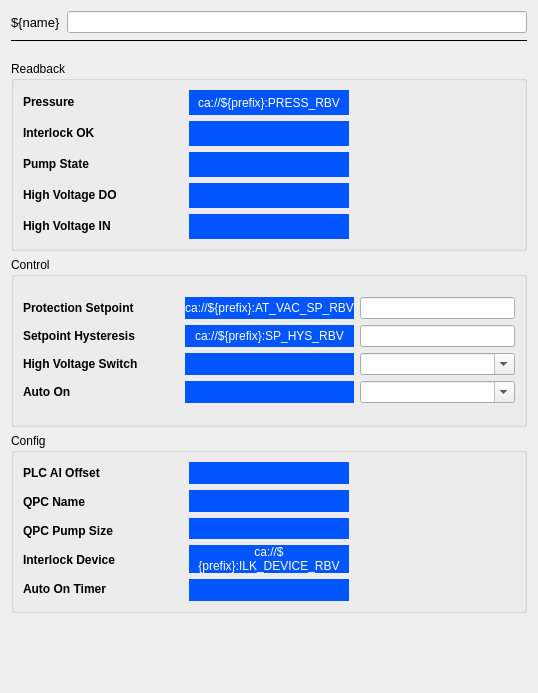
Old version of the form pcdswidgets/static_ui/vacuum/pumps/PIPPLC_expert.ui in the repository pcdshub/pcdswidgets.
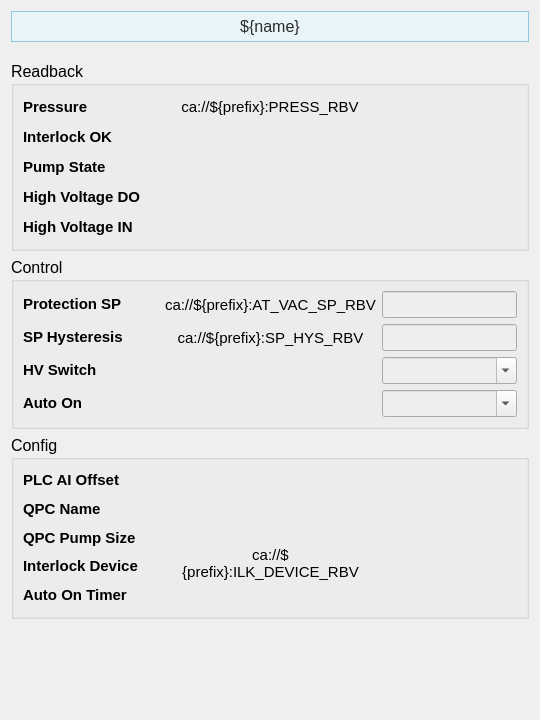
New version of the form. Custom widgets are drawn as their Qt base class.

Commit message: relocated import, screens adhere better to guidelines

```diff
--- a/pcdswidgets/static_ui/vacuum/pumps/PIPPLC_expert.ui
+++ b/pcdswidgets/static_ui/vacuum/pumps/PIPPLC_expert.ui
@@ -6,8 +6,8 @@
    <rect>
     <x>0</x>
     <y>0</y>
-    <width>538</width>
-    <height>693</height>
+    <width>540</width>
+    <height>720</height>
    </rect>
   </property>
   <property name="sizePolicy">
@@ -21,47 +21,35 @@
   </property>
   <layout class="QVBoxLayout" name="verticalLayout_17">
    <item>
-    <layout class="QHBoxLayout" name="horizontalLayout_3">
-     <item>
-      <widget class="PyDMLabel" name="PyDMLabel_11">
-       <property name="maximumSize">
-        <size>
-         <width>16777215</width>
-         <height>40</height>
-        </size>
-       </property>
-       <property name="font">
-        <font>
-         <pointsize>10</pointsize>
-        </font>
-       </property>
-       <property name="toolTip">
-        <string/>
-       </property>
-       <property name="text">
-        <string>${name}</string>
-       </property>
-      </widget>
-     </item>
-     <item>
-      <widget class="PyDMLineEdit" name="PyDMLineEdit_3">
-       <property name="toolTip">
-        <string/>
-       </property>
-      </widget>
-     </item>
-    </layout>
-   </item>
-   <item>
-    <widget class="Line" name="line_4">
-     <property name="frameShadow">
-      <enum>QFrame::Plain</enum>
+    <widget class="PyDMLabel" name="PyDMLabel_11">
+     <property name="maximumSize">
+      <size>
+       <width>16777215</width>
+       <height>40</height>
+      </size>
      </property>
-     <property name="lineWidth">
-      <number>1</number>
+     <property name="font">
+      <font>
+       <pointsize>12</pointsize>
+      </font>
      </property>
-     <property name="orientation">
-      <enum>Qt::Horizontal</enum>
+     <property name="toolTip">
+      <string/>
+     </property>
+     <property name="styleSheet">
+      <string notr="true">    background-color: #e8f4f8;
+
+    border: 1px solid #90c8e0;
+
+    padding: 5px;
+
+    color: rgb(43, 43, 43);</string>
+     </property>
+     <property name="text">
+      <string>${name}</string>
+     </property>
+     <property name="alignment">
+      <set>Qt::AlignCenter</set>
      </property>
     </widget>
    </item>
@@ -95,6 +83,11 @@
        <height>190</height>
       </size>
      </property>
+     <property name="font">
+      <font>
+       <pointsize>12</pointsize>
+      </font>
+     </property>
      <property name="title">
       <string>Readback</string>
      </property>
@@ -105,6 +98,11 @@
          <layout class="QVBoxLayout" name="verticalLayout">
           <item>
            <widget class="QLabel" name="pressure_label">
+            <property name="font">
+             <font>
+              <pointsize>11</pointsize>
+             </font>
+            </property>
             <property name="text">
              <string>&lt;b&gt;Pressure&lt;b&gt;</string>
             </property>
@@ -112,6 +110,11 @@
           </item>
           <item>
            <widget class="QLabel" name="interlock_ok_label">
+            <property name="font">
+             <font>
+              <pointsize>11</pointsize>
+             </font>
+            </property>
             <property name="text">
              <string>&lt;html&gt;&lt;head/&gt;&lt;body&gt;&lt;p&gt;&lt;span style=&quot; font-weight:600;&quot;&gt;Interlock OK&lt;/span&gt;&lt;/p&gt;&lt;/body&gt;&lt;/html&gt;</string>
             </property>
@@ -119,6 +122,11 @@
           </item>
           <item>
            <widget class="QLabel" name="pump_state_label">
+            <property name="font">
+             <font>
+              <pointsize>11</pointsize>
+             </font>
+            </property>
             <property name="text">
              <string>&lt;b&gt;Pump State&lt;/b&gt;</string>
             </property>
@@ -126,6 +134,11 @@
           </item>
           <item>
            <widget class="QLabel" name="high_voltage_do_label">
+            <property name="font">
+             <font>
+              <pointsize>11</pointsize>
+             </font>
+            </property>
             <property name="text">
              <string>&lt;html&gt;&lt;head/&gt;&lt;body&gt;&lt;p&gt;&lt;span style=&quot; font-weight:600;&quot;&gt;High Voltage DO&lt;/span&gt;&lt;/p&gt;&lt;/body&gt;&lt;/html&gt;</string>
             </property>
@@ -133,6 +146,11 @@
           </item>
           <item>
            <widget class="QLabel" name="high_voltage_in_label">
+            <property name="font">
+             <font>
+              <pointsize>11</pointsize>
+             </font>
+            </property>
             <property name="text">
              <string>&lt;html&gt;&lt;head/&gt;&lt;body&gt;&lt;p&gt;&lt;span style=&quot; font-weight:600;&quot;&gt;High Voltage IN&lt;/span&gt;&lt;/p&gt;&lt;/body&gt;&lt;/html&gt;</string>
             </property>
@@ -144,9 +162,13 @@
          <layout class="QVBoxLayout" name="verticalLayout_4">
           <item>
            <widget class="PyDMLabel" name="pressure_readback">
+            <property name="font">
+             <font>
+              <pointsize>11</pointsize>
+             </font>
+            </property>
             <property name="styleSheet">
-             <string notr="true">background-color: rgb(0, 85, 255);
-color: rgb(255, 255, 255);</string>
+             <string notr="true"/>
             </property>
             <property name="text">
              <string>ca://${prefix}:PRESS_RBV</string>
@@ -164,9 +186,13 @@
           </item>
           <item>
            <widget class="PyDMLabel" name="interlock_ok_readback">
+            <property name="font">
+             <font>
+              <pointsize>11</pointsize>
+             </font>
+            </property>
             <property name="styleSheet">
-             <string notr="true">background-color: rgb(0, 85, 255);
-color: rgb(255, 255, 255);</string>
+             <string notr="true"/>
             </property>
             <property name="alignment">
              <set>Qt::AlignCenter</set>
@@ -178,9 +204,13 @@
           </item>
           <item>
            <widget class="PyDMLabel" name="pump_state_readback">
+            <property name="font">
+             <font>
+              <pointsize>11</pointsize>
+             </font>
+            </property>
             <property name="styleSheet">
-             <string notr="true">background-color: rgb(0, 85, 255);
-color: rgb(255, 255, 255);</string>
+             <string notr="true"/>
             </property>
             <property name="alignment">
              <set>Qt::AlignCenter</set>
@@ -192,9 +222,13 @@
           </item>
           <item>
            <widget class="PyDMLabel" name="high_voltage_do_readback">
+            <property name="font">
+             <font>
+              <pointsize>11</pointsize>
+             </font>
+            </property>
             <property name="styleSheet">
-             <string notr="true">background-color: rgb(0, 85, 255);
-color: rgb(255, 255, 255);</string>
+             <string notr="true"/>
             </property>
             <property name="alignment">
              <set>Qt::AlignCenter</set>
@@ -206,9 +240,13 @@
           </item>
           <item>
            <widget class="PyDMLabel" name="high_voltage_in_readback">
+            <property name="font">
+             <font>
+              <pointsize>11</pointsize>
+             </font>
+            </property>
             <property name="styleSheet">
-             <string notr="true">background-color: rgb(0, 85, 255);
-color: rgb(255, 255, 255);</string>
+             <string notr="true"/>
             </property>
             <property name="alignment">
              <set>Qt::AlignCenter</set>
@@ -264,6 +302,11 @@
        <height>170</height>
       </size>
      </property>
+     <property name="font">
+      <font>
+       <pointsize>12</pointsize>
+      </font>
+     </property>
      <property name="title">
       <string>Control</string>
      </property>
@@ -274,27 +317,47 @@
          <layout class="QVBoxLayout" name="verticalLayout_8">
           <item>
            <widget class="QLabel" name="pressure_label_3">
+            <property name="font">
+             <font>
+              <pointsize>11</pointsize>
+             </font>
+            </property>
             <property name="text">
-             <string>&lt;html&gt;&lt;head/&gt;&lt;body&gt;&lt;p&gt;&lt;span style=&quot; font-weight:600;&quot;&gt;Protection Setpoint&lt;/span&gt;&lt;/p&gt;&lt;/body&gt;&lt;/html&gt;</string>
+             <string>&lt;html&gt;&lt;head/&gt;&lt;body&gt;&lt;p&gt;&lt;span style=&quot; font-weight:600;&quot;&gt;Protection SP&lt;/span&gt;&lt;/p&gt;&lt;/body&gt;&lt;/html&gt;</string>
             </property>
            </widget>
           </item>
           <item>
            <widget class="QLabel" name="high_voltage_do_label_3">
+            <property name="font">
+             <font>
+              <pointsize>11</pointsize>
+             </font>
+            </property>
             <property name="text">
-             <string>&lt;html&gt;&lt;head/&gt;&lt;body&gt;&lt;p&gt;&lt;span style=&quot; font-weight:600;&quot;&gt;Setpoint Hysteresis&lt;/span&gt;&lt;/p&gt;&lt;/body&gt;&lt;/html&gt;</string>
+             <string>&lt;html&gt;&lt;head/&gt;&lt;body&gt;&lt;p&gt;&lt;span style=&quot; font-weight:600;&quot;&gt;SP Hysteresis&lt;/span&gt;&lt;/p&gt;&lt;/body&gt;&lt;/html&gt;</string>
             </property>
            </widget>
           </item>
           <item>
            <widget class="QLabel" name="high_voltage_in_label_3">
+            <property name="font">
+             <font>
+              <pointsize>11</pointsize>
+             </font>
+            </property>
             <property name="text">
-             <string>&lt;html&gt;&lt;head/&gt;&lt;body&gt;&lt;p&gt;&lt;span style=&quot; font-weight:600;&quot;&gt;High Voltage Switch&lt;/span&gt;&lt;/p&gt;&lt;/body&gt;&lt;/html&gt;</string>
+             <string>&lt;html&gt;&lt;head/&gt;&lt;body&gt;&lt;p&gt;&lt;span style=&quot; font-weight:600;&quot;&gt;HV Switch&lt;/span&gt;&lt;/p&gt;&lt;/body&gt;&lt;/html&gt;</string>
             </property>
            </widget>
           </item>
           <item>
            <widget class="QLabel" name="interlock_ok_label_3">
+            <property name="font">
+             <font>
+              <pointsize>11</pointsize>
+             </font>
+            </property>
             <property name="text">
              <string>&lt;html&gt;&lt;head/&gt;&lt;body&gt;&lt;p&gt;&lt;span style=&quot; font-weight:600;&quot;&gt;Auto On&lt;/span&gt;&lt;/p&gt;&lt;/body&gt;&lt;/html&gt;</string>
             </property>
@@ -306,9 +369,13 @@
          <layout class="QVBoxLayout" name="verticalLayout_9">
           <item>
            <widget class="PyDMLabel" name="protection_setpoint_readback">
+            <property name="font">
+             <font>
+              <pointsize>11</pointsize>
+             </font>
+            </property>
             <property name="styleSheet">
-             <string notr="true">background-color: rgb(0, 85, 255);
-color: rgb(255, 255, 255);</string>
+             <string notr="true"/>
             </property>
             <property name="text">
              <string>ca://${prefix}:AT_VAC_SP_RBV</string>
@@ -326,9 +393,13 @@
           </item>
           <item>
            <widget class="PyDMLabel" name="setpoint_hysteresis_readback">
+            <property name="font">
+             <font>
+              <pointsize>11</pointsize>
+             </font>
+            </property>
             <property name="styleSheet">
-             <string notr="true">background-color: rgb(0, 85, 255);
-color: rgb(255, 255, 255);</string>
+             <string notr="true"/>
             </property>
             <property name="text">
              <string>ca://${prefix}:SP_HYS_RBV</string>
@@ -346,9 +417,13 @@
           </item>
           <item>
            <widget class="PyDMLabel" name="high_voltage_switch_readback">
+            <property name="font">
+             <font>
+              <pointsize>11</pointsize>
+             </font>
+            </property>
             <property name="styleSheet">
-             <string notr="true">background-color: rgb(0, 85, 255);
-color: rgb(255, 255, 255);</string>
+             <string notr="true"/>
             </property>
             <property name="alignment">
              <set>Qt::AlignCenter</set>
@@ -360,9 +435,13 @@
           </item>
           <item>
            <widget class="PyDMLabel" name="auto_on_readback">
+            <property name="font">
+             <font>
+              <pointsize>11</pointsize>
+             </font>
+            </property>
             <property name="styleSheet">
-             <string notr="true">background-color: rgb(0, 85, 255);
-color: rgb(255, 255, 255);</string>
+             <string notr="true"/>
             </property>
             <property name="alignment">
              <set>Qt::AlignCenter</set>
@@ -378,6 +457,9 @@
          <layout class="QVBoxLayout" name="verticalLayout_10">
           <item>
            <widget class="PyDMLineEdit" name="protection_setpoint_setpoint">
+            <property name="styleSheet">
+             <string notr="true">background-color: rgb(238, 238, 238)</string>
+            </property>
             <property name="channel">
              <string>ca://${prefix}:AT_VAC_SP</string>
             </property>
@@ -385,6 +467,9 @@
           </item>
           <item>
            <widget class="PyDMLineEdit" name="setpoint_hysteresis_setpoint">
+            <property name="styleSheet">
+             <string notr="true">background-color: rgb(238, 238, 238)</string>
+            </property>
             <property name="channel">
              <string>ca://${prefix}:SP_HYS</string>
             </property>
@@ -395,6 +480,9 @@
             <property name="toolTip">
              <string/>
             </property>
+            <property name="styleSheet">
+             <string notr="true">background-color: rgb(238, 238, 238)</string>
+            </property>
             <property name="editable">
              <bool>true</bool>
             </property>
@@ -408,6 +496,9 @@
             <property name="toolTip">
              <string/>
             </property>
+            <property name="styleSheet">
+             <string notr="true">background-color: rgb(238, 238, 238)</string>
+            </property>
             <property name="editable">
              <bool>true</bool>
             </property>
@@ -437,6 +528,11 @@
        <height>180</height>
       </size>
      </property>
+     <property name="font">
+      <font>
+       <pointsize>12</pointsize>
+      </font>
+     </property>
      <property name="title">
       <string>Config</string>
      </property>
@@ -447,6 +543,11 @@
          <layout class="QVBoxLayout" name="verticalLayout_11">
           <item>
            <widget class="QLabel" name="plc_ai_offset_label">
+            <property name="font">
+             <font>
+              <pointsize>11</pointsize>
+             </font>
+            </property>
             <property name="text">
              <string>&lt;b&gt;PLC AI Offset&lt;/b&gt;</string>
             </property>
@@ -454,6 +555,11 @@
           </item>
           <item>
            <widget class="QLabel" name="qpc_name_label">
+            <property name="font">
+             <font>
+              <pointsize>11</pointsize>
+             </font>
+            </property>
             <property name="text">
              <string>&lt;b&gt;QPC Name&lt;/b&gt;</string>
             </property>
@@ -461,6 +567,11 @@
           </item>
           <item>
            <widget class="QLabel" name="qpc_pumpsize_label">
+            <property name="font">
+             <font>
+              <pointsize>11</pointsize>
+             </font>
+            </property>
             <property name="text">
              <string>&lt;b&gt;QPC Pump Size&lt;/b&gt;</string>
             </property>
@@ -468,6 +579,11 @@
           </item>
           <item>
            <widget class="QLabel" name="interlock_device_label">
+            <property name="font">
+             <font>
+              <pointsize>11</pointsize>
+             </font>
+            </property>
             <property name="text">
              <string>&lt;b&gt;Interlock Device&lt;/b&gt;</string>
             </property>
@@ -475,6 +591,11 @@
           </item>
           <item>
            <widget class="QLabel" name="autoOn_countdown_label">
+            <property name="font">
+             <font>
+              <pointsize>11</pointsize>
+             </font>
+            </property>
             <property name="text">
              <string>&lt;b&gt;Auto On Timer&lt;/b&gt;</string>
             </property>
@@ -486,9 +607,13 @@
          <layout class="QVBoxLayout" name="verticalLayout_12">
           <item>
            <widget class="PyDMLabel" name="plc_ai_offset_readback">
+            <property name="font">
+             <font>
+              <pointsize>11</pointsize>
+             </font>
+            </property>
             <property name="styleSheet">
-             <string notr="true">background-color: rgb(0, 85, 255);
-color: rgb(255, 255, 255);</string>
+             <string notr="true"/>
             </property>
             <property name="alignment">
              <set>Qt::AlignCenter</set>
@@ -500,9 +625,13 @@
           </item>
           <item>
            <widget class="PyDMLabel" name="qpc_name_readback">
+            <property name="font">
+             <font>
+              <pointsize>11</pointsize>
+             </font>
+            </property>
             <property name="styleSheet">
-             <string notr="true">background-color: rgb(0, 85, 255);
-color: rgb(255, 255, 255);</string>
+             <string notr="true"/>
             </property>
             <property name="alignment">
              <set>Qt::AlignCenter</set>
@@ -514,9 +643,13 @@
           </item>
           <item>
            <widget class="PyDMLabel" name="qpc_pumpsize_readback">
+            <property name="font">
+             <font>
+              <pointsize>11</pointsize>
+             </font>
+            </property>
             <property name="styleSheet">
-             <string notr="true">background-color: rgb(0, 85, 255);
-color: rgb(255, 255, 255);</string>
+             <string notr="true"/>
             </property>
             <property name="alignment">
              <set>Qt::AlignCenter</set>
@@ -528,13 +661,23 @@
           </item>
           <item>
            <widget class="PyDMLabel" name="interlock_device_readback">
+            <property name="font">
+             <font>
+              <pointsize>11</pointsize>
+             </font>
+            </property>
             <property name="styleSheet">
-             <string notr="true">background-color: rgb(0, 85, 255);
-color: rgb(255, 255, 255);</string>
+             <string notr="true"/>
             </property>
             <property name="text">
              <string>ca://${prefix}:ILK_DEVICE_RBV</string>
             </property>
+            <property name="textFormat">
+             <enum>Qt::PlainText</enum>
+            </property>
+            <property name="scaledContents">
+             <bool>true</bool>
+            </property>
             <property name="alignment">
              <set>Qt::AlignCenter</set>
             </property>
@@ -551,9 +694,13 @@
           </item>
           <item>
            <widget class="PyDMLabel" name="autoOn_countdown_readback">
+            <property name="font">
+             <font>
+              <pointsize>11</pointsize>
+             </font>
+            </property>
             <property name="styleSheet">
-             <string notr="true">background-color: rgb(0, 85, 255);
-color: rgb(255, 255, 255);</string>
+             <string notr="true"/>
             </property>
             <property name="alignment">
              <set>Qt::AlignCenter</set>
```
Left out of the diff: 3 changed lines with no effect on the pictures. The commit also changes 5 other files.
